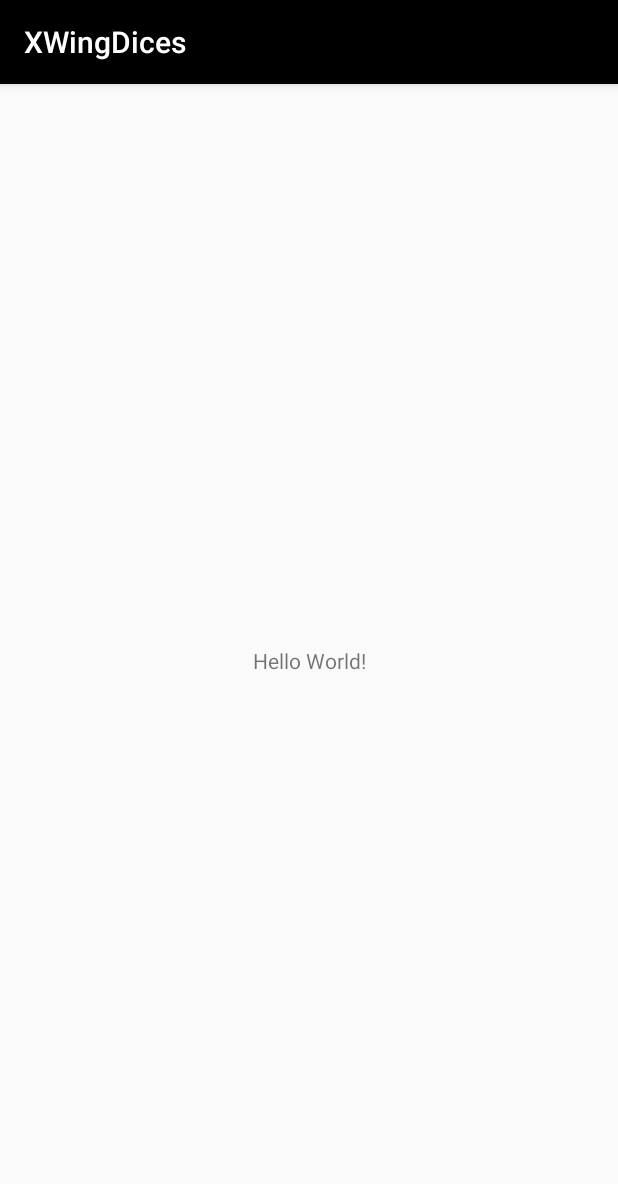
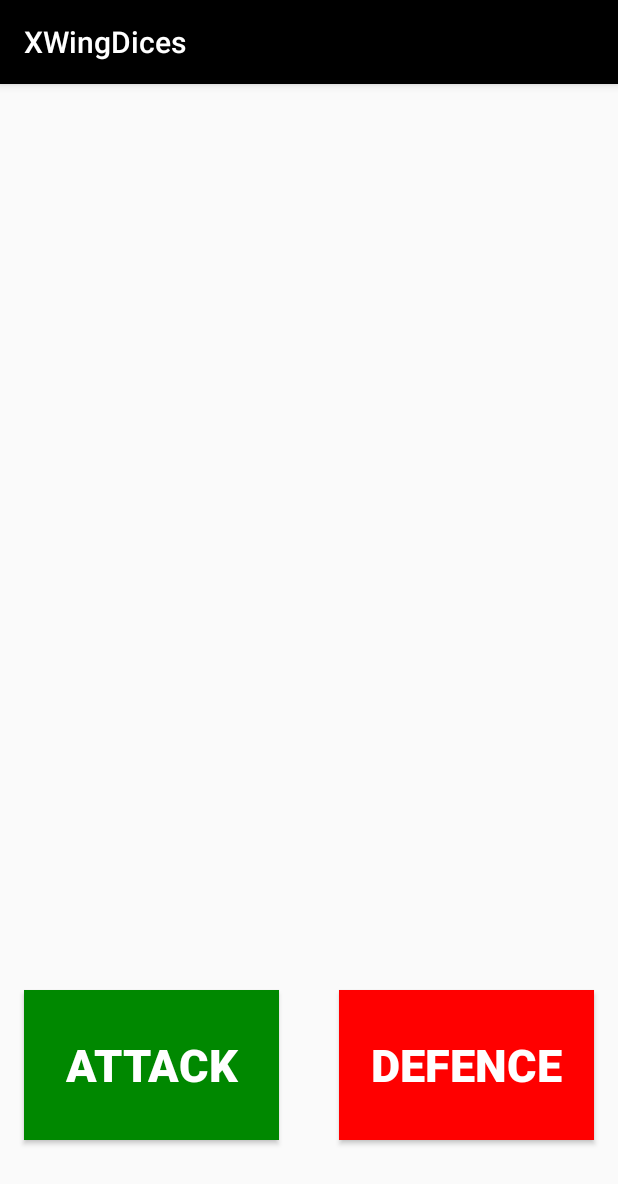
Before and after one commit to cl4pper/android-apps, an Android app: the screen it shows after launch (MainActivity), on a phone screen of 412 x 824 dp. Shown: the top 1184 px of the screen. Run offline under Robolectric (Android 15) with nearby library versions, the phone set to English and light mode, and no system bars.

Commit message:
Main Activity layout start.

```diff
--- a/XWingDices/app/src/main/res/layout/activity_main.xml
+++ b/XWingDices/app/src/main/res/layout/activity_main.xml
@@ -4,15 +4,39 @@
     xmlns:tools="http://schemas.android.com/tools"
     android:layout_width="match_parent"
     android:layout_height="match_parent"
-    tools:context="io.clapper.xwingdices.MainActivity">
+    tools:context="io.clapper.xwingdices.MainActivity"
+    tools:layout_editor_absoluteY="81dp">
 
-    <TextView
+    <Button
+        android:id="@+id/button"
         android:layout_width="wrap_content"
         android:layout_height="wrap_content"
-        android:text="Hello World!"
+        android:layout_marginBottom="64dp"
+        android:layout_marginStart="16dp"
+        android:width="170dp"
+        android:height="100dp"
+        android:background="#008800"
+        android:text="Attack"
+        android:textColor="#FFFFFF"
+        android:textSize="30dp"
+        android:textStyle="bold"
         app:layout_constraintBottom_toBottomOf="parent"
-        app:layout_constraintLeft_toLeftOf="parent"
-        app:layout_constraintRight_toRightOf="parent"
-        app:layout_constraintTop_toTopOf="parent" />
+        app:layout_constraintStart_toStartOf="parent" />
+
+    <Button
+        android:id="@+id/button"
+        android:layout_width="wrap_content"
+        android:layout_height="wrap_content"
+        android:layout_marginBottom="64dp"
+        android:layout_marginEnd="16dp"
+        android:width="170dp"
+        android:height="100dp"
+        android:background="#FF0000"
+        android:text="Defence"
+        android:textColor="#FFFFFF"
+        android:textSize="30dp"
+        android:textStyle="bold"
+        app:layout_constraintBottom_toBottomOf="parent"
+        app:layout_constraintEnd_toEndOf="parent" />
 
 </android.support.constraint.ConstraintLayout>
```
